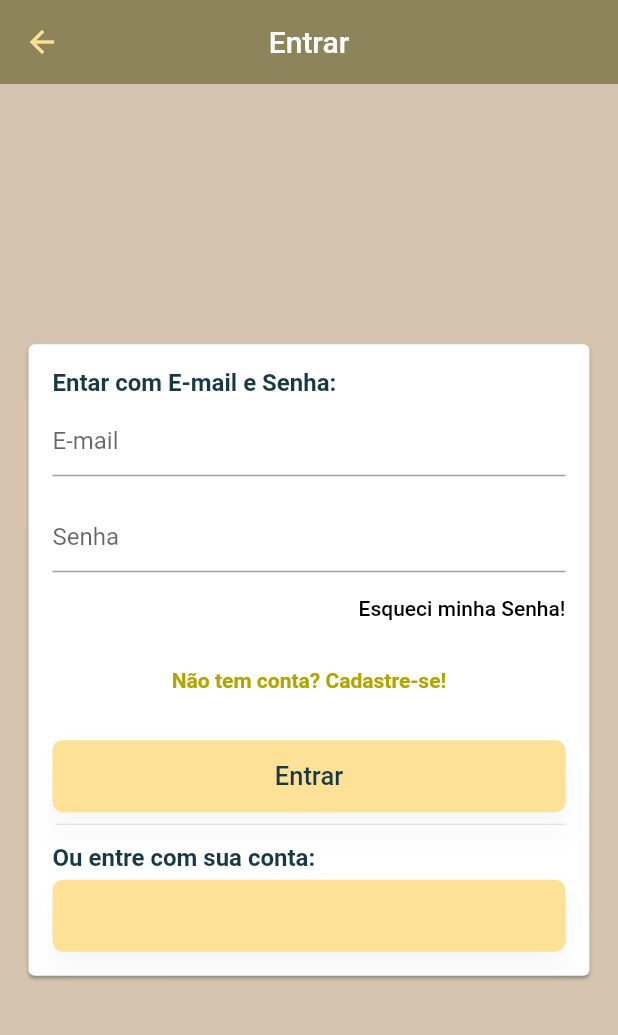
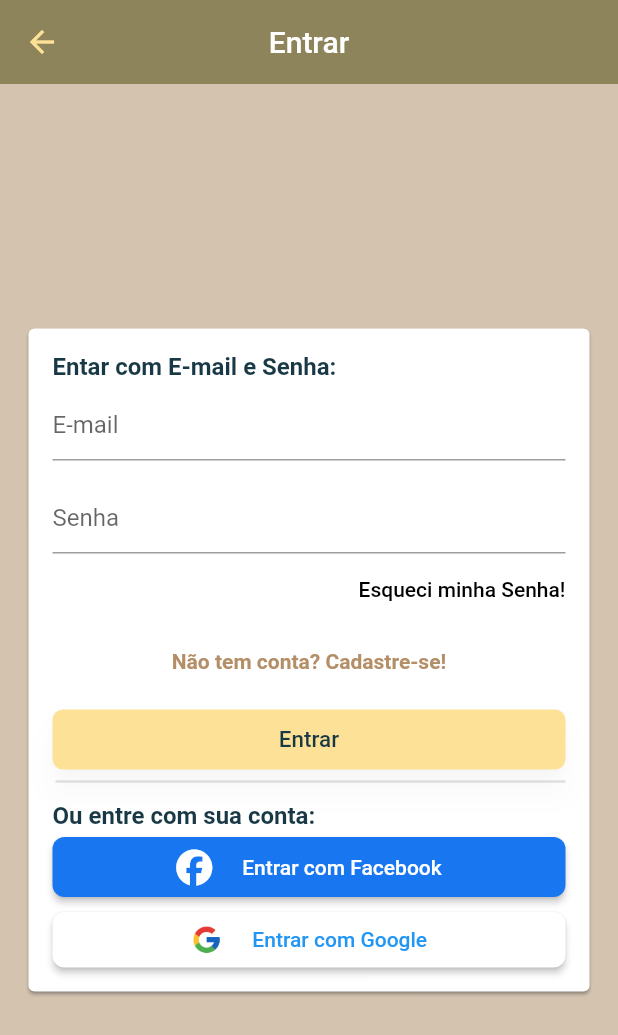
Before and after one commit to BrunoSalgadoti/E-Commerce, a Flutter app: the LoginScreen screen opened by its route, on a phone screen of 412 x 824 dp. Shown: the top 1035 px of the screen. Run offline on Flutter 3.47's test engine with Material 2 defaults, Android fonts, the phone set to English and light mode, and no system bars; our stand-ins replace brasil_fields, carousel_slider, cloud_firestore, dio, fan_carousel_image_slider, firebase_auth and 17 more; missing offline and left inert: alphabet_list_scroll_view_fix, custom_universal_html, flutter_facebook_auth, markdown_editable_textinput, staggered_grid_view_flutter; accounts and stored records are empty; generated files the repository leaves out were written again.

Commit message:
Login: Personalizando Botões de Redes Sociais e Facebook Login

```diff
--- a/lib/common/button/custom_button.dart
+++ b/lib/common/button/custom_button.dart
@@ -8,6 +8,7 @@ import 'package:brn_ecommerce/models/product.dart';
 import 'package:brn_ecommerce/models/users_manager.dart';
 import 'package:flutter/foundation.dart';
 import 'package:flutter/material.dart';
+import 'package:flutter_spinkit/flutter_spinkit.dart';
 import 'package:provider/provider.dart';
 
 class CustomButton extends StatelessWidget {
@@ -18,7 +19,7 @@ class CustomButton extends StatelessWidget {
     this.textColor,
     this.buttonDisabledColor,
     this.shadowColor = Colors.white24,
-    this.fontSize = 17,
+    this.fontSize = 15,
     this.elevation = 08,
     this.buttonColor,
   }) : super(key: key);
@@ -59,7 +60,7 @@ class CustomButton extends StatelessWidget {
   @override
   Widget build(BuildContext context) {
     return SizedBox(
-        height: 48,
+        height: 40,
         child: ElevatedButton(
             onPressed: onPressed,
             style: ElevatedButton.styleFrom(
@@ -75,8 +76,9 @@ class CustomButton extends StatelessWidget {
                 return userManager.loading ||
                     product.loading ||
                     cartManager.loading
-                    ? const CircularProgressIndicator(
-                  valueColor: AlwaysStoppedAnimation(Colors.white),
+                    ? const SpinKitThreeInOut(
+                  color: Colors.cyan, // Cor das bolinhas
+                  size: 25.0, // Tamanho do indicador
                 )
                     : Text(
                   text,
--- a/lib/common/button/custom_text_button.dart
+++ b/lib/common/button/custom_text_button.dart
@@ -3,33 +3,54 @@ import 'package:flutter/material.dart';
 class CustomTextButton extends StatelessWidget {
   const CustomTextButton({
     Key? key,
-    this.color,
+    this.fontColor,
     required this.onPressed,
     required this.text,
-    required this.icon,
     this.fontSize = 14,
+    this.fontWeight,
+    this.icon,
+    this.style,
+    this.imageAssetsTarget,
   }) : super(key: key);
 
-
   final String? text;
+  final String? imageAssetsTarget;
   final VoidCallback? onPressed;
-  final Color? color;
+  final ButtonStyle? style;
+  final Color? fontColor;
   final double fontSize;
   final Icon? icon;
+  final FontWeight? fontWeight;
 
   @override
   Widget build(BuildContext context) {
     return TextButton(
       onPressed: onPressed,
-      child: text == null
+      style: style,
+      child: text == null && icon != null
           ? icon!
-          : Text(
-        text!,
-        style: TextStyle(
-            color: color,
-            fontSize: fontSize,
-            fontWeight: FontWeight.normal),
-      ),
+          : Row(
+              mainAxisSize: MainAxisSize.min,
+              mainAxisAlignment: MainAxisAlignment.center,
+              children: [
+                icon != null
+                    ? icon!
+                    : Image.asset(
+                        imageAssetsTarget!,
+                      ),
+                const SizedBox(
+                  width: 20,
+                ),
+                Text(
+                  text!,
+                  style: TextStyle(
+                    color: fontColor,
+                    fontSize: fontSize,
+                    fontWeight: fontWeight,
+                  ),
+                ),
+              ],
+            ),
     );
   }
 }
--- /dev/null
+++ b/lib/common/button/custom_text_button_styles.dart
@@ -0,0 +1,28 @@
+import 'package:flutter/material.dart';
+
+class CustomTextButtonStyles {
+  static final ButtonStyle buttonStyleFacebook = ButtonStyle(
+    shadowColor: MaterialStateProperty.all<Color>(Colors.black),
+    backgroundColor: MaterialStateProperty.all<Color>(
+        const Color.fromARGB(255, 24, 118, 241)),
+    elevation: MaterialStateProperty.all<double>(2),
+    foregroundColor: MaterialStateProperty.all<Color>(Colors.white),
+    shape: MaterialStateProperty.all<OutlinedBorder>(
+      RoundedRectangleBorder(
+        borderRadius: BorderRadius.circular(8.0),
+      ),
+    ),
+  );
+
+  static final ButtonStyle buttonStyleGoogle = ButtonStyle(
+    shadowColor: MaterialStateProperty.all<Color>(Colors.black),
+    backgroundColor: MaterialStateProperty.all<Color>(Colors.white),
+    elevation: MaterialStateProperty.all<double>(2),
+    foregroundColor: MaterialStateProperty.all<Color>(Colors.blue),
+    shape: MaterialStateProperty.all<OutlinedBorder>(
+      RoundedRectangleBorder(
+        borderRadius: BorderRadius.circular(8.0),
+      ),
+    ),
+  );
+}
--- a/lib/common/orders/components/export_address_dialog.dart
+++ b/lib/common/orders/components/export_address_dialog.dart
@@ -48,7 +48,7 @@ class ExportAddressDialog extends StatelessWidget {
       actions: [
         CustomTextButton(
           text: 'Exportar',
-          color: Theme.of(context).primaryColor,
+          fontColor: Theme.of(context).primaryColor,
           icon: null,
           onPressed: () async {
             Navigator.of(context).pop();
--- a/lib/models/users.dart
+++ b/lib/models/users.dart
@@ -9,14 +9,17 @@ class Users {
       this.phoneNumber,
       this.confirmPassword,
       this.id,
-      this.favourite});
+      this.favourite,
+      this.userPhotoURL,
+      });
 
   Users.fromDocument(DocumentSnapshot document) {
     id = document.id;
     userName = document.get("name") as String;
     email = document.get("email") as String;
     favourite = document.get("favourite") as bool;
-    phoneNumber = document.get("phone") as String;
+    phoneNumber = document.get("phone") as String? ?? "";
+    userPhotoURL = document.get("userPhoto") as String;
 
     Map<String, dynamic> dataMap = document.data() as Map<String, dynamic>;
 
@@ -28,10 +31,11 @@ class Users {
 
   String? id;
   String? userName;
-  String email = '';
+  String email = "";
   String? password;
   String? confirmPassword;
   String? phoneNumber;
+  String? userPhotoURL = "";
 
   bool? favourite;
   bool admin = false;
@@ -53,6 +57,7 @@ class Users {
       "email": email,
       "favourite": favourite = false,
       "phone": phoneNumber,
+      "userPhoto": userPhotoURL,
       if (address != null) "address": address!.toMap(),
     };
   }
--- a/lib/screens/cart/components/cart_tile.dart
+++ b/lib/screens/cart/components/cart_tile.dart
@@ -171,7 +171,7 @@ class CartTile extends StatelessWidget {
                                                   CustomTextButton(
                                                       text: 'Sim',
                                                       icon: null,
-                                                      color: Colors.red,
+                                                      fontColor: Colors.red,
                                                       onPressed: () {
                                                         cartProduct.decrement();
                                                         Navigator.of(context)
@@ -181,7 +181,7 @@ class CartTile extends StatelessWidget {
                                                     text: 'NÃO',
                                                     icon: null,
                                                     fontSize: 18,
-                                                    color: Colors.green,
+                                                    fontColor: Colors.green,
                                                     onPressed: () {
                                                       Navigator.of(context)
                                                           .pop();
--- a/lib/screens/edit_product/components/image_source_sheet.dart
+++ b/lib/screens/edit_product/components/image_source_sheet.dart
@@ -103,7 +103,7 @@ class ImageSourceSheet extends StatelessWidget {
                 Navigator.of(context).pop();
               },
               text: 'Cancelar',
-              color: Colors.red,
+              fontColor: Colors.red,
               fontSize: 18,
               icon: null,
             ),
--- a/lib/screens/edit_product/edit_product_screen.dart
+++ b/lib/screens/edit_product/edit_product_screen.dart
@@ -78,7 +78,7 @@ class EditProductScreen extends StatelessWidget {
                                 CustomTextButton(
                                     text: 'Sim',
                                     icon: null,
-                                    color: Colors.red,
+                                    fontColor: Colors.red,
                                     onPressed: () {
                                       context
                                           .read<ProductManager>()
@@ -90,7 +90,7 @@ class EditProductScreen extends StatelessWidget {
                                   text: 'NÃO',
                                   icon: null,
                                   fontSize: 18,
-                                  color: Colors.green,
+                                  fontColor: Colors.green,
                                   onPressed: () {
                                     Navigator.of(context).pop();
                                   },
--- a/lib/screens/login/login_screen.dart
+++ b/lib/screens/login/login_screen.dart
@@ -1,9 +1,12 @@
 import 'package:brn_ecommerce/common/button/custom_button.dart';
+import 'package:brn_ecommerce/common/button/custom_text_button.dart';
+import 'package:brn_ecommerce/common/button/custom_text_button_styles.dart';
 import 'package:brn_ecommerce/helpers/validators.dart';
 import 'package:brn_ecommerce/models/users.dart';
 import 'package:brn_ecommerce/models/users_manager.dart';
 import 'package:flutter/material.dart';
 import 'package:flutter/foundation.dart' show kIsWeb;
+import 'package:font_awesome_flutter/font_awesome_flutter.dart';
 import 'package:provider/provider.dart';
 
 class LoginScreen extends StatelessWidget {
@@ -26,9 +29,9 @@ class LoginScreen extends StatelessWidget {
         child: Card(
           margin: kIsWeb
               ? const EdgeInsets.symmetric(horizontal: 3)
-              : const EdgeInsets.symmetric(horizontal: 19),
+              : const EdgeInsets.symmetric(horizontal: 19, vertical: 19),
           child: SizedBox(
-            width: 480,
+            width: 380,
             child: Form(
               key: formKey,
               child: Consumer<UserManager>(
@@ -57,9 +60,7 @@ class LoginScreen extends StatelessWidget {
                           }
                         },
                       ),
-                      const SizedBox(
-                        height: 16,
-                      ),
+                      const SizedBox(height: 14),
                       TextFormField(
                         controller: passwordController,
                         enabled: !userManager.loading,
@@ -88,17 +89,18 @@ class LoginScreen extends StatelessWidget {
                           onPressed: () {
                             Navigator.pushReplacementNamed(context, "/signup");
                           },
-                          child: const Text(
+                          child: Text(
                             'Não tem conta? Cadastre-se!',
                             style: TextStyle(
-                                fontSize: 14,
-                                fontWeight: FontWeight.bold,
-                                color: Color.fromARGB(255, 178, 165, 0)),
+                              fontSize: 14,
+                              fontWeight: FontWeight.bold,
+                              color: Theme.of(context).primaryColor,
+                            ),
                           ),
                         ),
                       ),
                       const SizedBox(
-                        height: 16,
+                        height: 8,
                       ),
                       CustomButton(
                         text: 'Entrar',
@@ -106,7 +108,7 @@ class LoginScreen extends StatelessWidget {
                             ? null
                             : () {
                                 if (formKey.currentState!.validate()) {
-                                  userManager.signIn(
+                                  userManager.signInWithEmailAndPassword(
                                       users: Users(
                                         email: emailController.text,
                                         password: passwordController.text,
@@ -114,7 +116,7 @@ class LoginScreen extends StatelessWidget {
                                       onFail: (error) {
                                         ScaffoldMessenger.of(context)
                                             .showSnackBar(SnackBar(
-                                             content: Text(error,
+                                          content: Text(error,
                                               style: const TextStyle(
                                                   fontSize: 18)),
                                           backgroundColor: Colors.red,
@@ -128,6 +130,7 @@ class LoginScreen extends StatelessWidget {
                       ),
                       const Divider(
                         indent: 2,
+                        thickness: 1.5,
                       ),
                       const SizedBox(
                         height: 5,
@@ -138,9 +141,36 @@ class LoginScreen extends StatelessWidget {
                             fontSize: 16, fontWeight: FontWeight.bold),
                       ),
                       const SizedBox(height: 5),
-                      CustomButton(
-                        text: '',
-                        onPressed: () {},
+                      SizedBox(
+                        height: 40,
+                        child: CustomTextButton(
+                            icon: const Icon(FontAwesomeIcons.facebook),
+                            text: 'Entrar com Facebook',
+                            onPressed: () {
+                              userManager.loginWithFacebook(
+                                  onFail: (error) {
+                                ScaffoldMessenger.of(context)
+                                    .showSnackBar(SnackBar(
+                                      content: Text(error,
+                                      style: const TextStyle(fontSize: 18)),
+                                  backgroundColor: Colors.red,
+                                ));
+                              }, onSuccess: () {
+                                Navigator.of(context).pop();
+                              });
+                            },
+                            style: CustomTextButtonStyles.buttonStyleFacebook),
+                      ),
+                      const SizedBox(height: 10),
+                      SizedBox(
+                        height: 37,
+                        child: CustomTextButton(
+                            imageAssetsTarget: "assets/logo/googleLogo.png",
+                            text: 'Entrar com Google',
+                            onPressed: () {
+                              userManager.googleLogin();
+                            },
+                            style: CustomTextButtonStyles.buttonStyleGoogle),
                       )
                     ],
                   );
--- a/lib/screens/products/components/share_product_screen.dart
+++ b/lib/screens/products/components/share_product_screen.dart
@@ -199,7 +199,7 @@ class ShareProductScreenState extends State<ShareProductScreen> {
           mainAxisAlignment: MainAxisAlignment.spaceEvenly,
           children: [
             CustomIconButton(
-              iconData: FontAwesomeIcons.squareFacebook,
+              iconData: FontAwesomeIcons.facebook,
               color: const Color(0xFF0075fc),
               onTap: () => share(SocialMedia.facebook),
             ),
--- a/pubspec.yaml
+++ b/pubspec.yaml
@@ -16,7 +16,7 @@ publish_to: 'none' # Remove this line if you wish to publish to pub.dev
 # https://developer.apple.com/library/archive/documentation/General/Reference/InfoPlistKeyReference/Articles/CoreFoundationKeys.html
 # In Windows, build-name is used as the major, minor, and patch parts
 # of the product and file versions while build-number is used as the build suffix.
-version: 1.0.0+14
+version: 1.0.1+14
 
 environment:
   sdk: '>=3.0.3 <4.0.0'
@@ -49,7 +49,7 @@ dependencies:
   alphabet_list_scroll_view_fix: ^2.0.2
   flutter_slidable: ^3.0.0
   url_launcher: ^6.1.12
-  image_picker: ^1.0.0
+  image_picker: ^1.0.1
   custom_universal_html: ^2.0.0
   image_cropper: ^4.0.1
   path_provider: ^2.0.15
@@ -69,6 +69,8 @@ dependencies:
   youtube_player_iframe: ^4.0.4
   webview_flutter: ^4.2.2
   flutter_colorpicker: ^1.0.3
+  flutter_spinkit: ^5.2.0
+  flutter_facebook_auth: ^5.0.11
 
 dev_dependencies:
   flutter_test:
```
Also changed, not shown: lib/common/orders/order_tile.dart (+6 -6 lines), lib/models/admin_users_search.dart (+22 -13 lines), lib/models/users_manager.dart (+64 -2 lines), assets/images/userWithoutImage.png (added), assets/logo/googleLogo.png (added), lib/generated/assets.dart, 3 other files.
